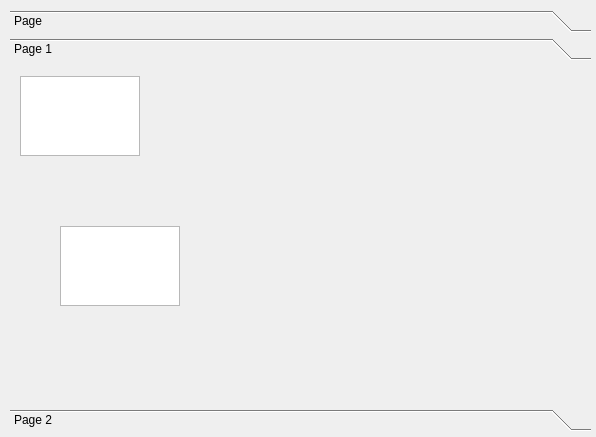
This is trunk/editor/fileOptions.ui in BackupTheBerlios/bbuilder-svn as Qt 5 draws it before an edit. The edited form follows.
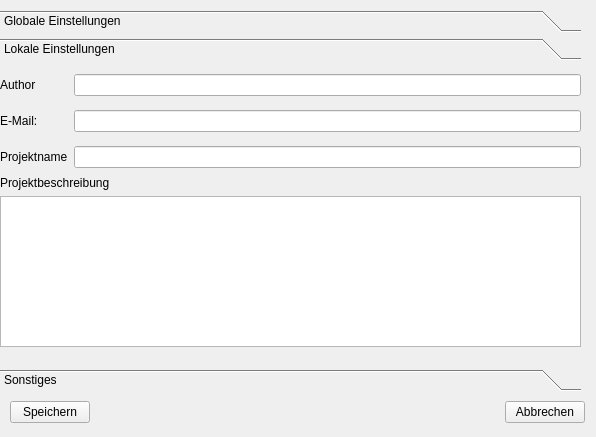
This is the edited form. The open tabs and pages were chosen to show the change.

Patch:
```diff
--- a/trunk/editor/fileOptions.ui
+++ b/trunk/editor/fileOptions.ui
@@ -15,13 +15,58 @@
   <property name="windowTitle" >
    <string>Form</string>
   </property>
-  <widget class="QToolBox" name="toolBox" >
+  <widget class="QWidget" name="" >
    <property name="geometry" >
     <rect>
      <x>10</x>
+     <y>400</y>
+     <width>575</width>
+     <height>25</height>
+    </rect>
+   </property>
+   <layout class="QHBoxLayout" >
+    <property name="margin" >
+     <number>0</number>
+    </property>
+    <property name="spacing" >
+     <number>6</number>
+    </property>
+    <item>
+     <widget class="QPushButton" name="buttonSave" >
+      <property name="text" >
+       <string>Speichern</string>
+      </property>
+     </widget>
+    </item>
+    <item>
+     <spacer>
+      <property name="orientation" >
+       <enum>Qt::Horizontal</enum>
+      </property>
+      <property name="sizeHint" >
+       <size>
+        <width>391</width>
+        <height>20</height>
+       </size>
+      </property>
+     </spacer>
+    </item>
+    <item>
+     <widget class="QPushButton" name="buttonClose" >
+      <property name="text" >
+       <string>Abbrechen</string>
+      </property>
+     </widget>
+    </item>
+   </layout>
+  </widget>
+  <widget class="QToolBox" name="toolBox" >
+   <property name="geometry" >
+    <rect>
+     <x>0</x>
      <y>10</y>
      <width>581</width>
-     <height>421</height>
+     <height>381</height>
     </rect>
    </property>
    <property name="currentIndex" >
@@ -37,44 +82,199 @@
      </rect>
     </property>
     <attribute name="label" >
-     <string>Page</string>
+     <string>Globale Einstellungen</string>
     </attribute>
-   </widget>
-   <widget class="QWidget" name="page" >
-    <property name="geometry" >
-     <rect>
-      <x>0</x>
-      <y>0</y>
-      <width>96</width>
-      <height>26</height>
-     </rect>
-    </property>
-    <attribute name="label" >
-     <string>Page 1</string>
-    </attribute>
-    <widget class="QListView" name="listView" >
-     <property name="geometry" >
-      <rect>
-       <x>50</x>
-       <y>160</y>
-       <width>120</width>
-       <height>80</height>
-      </rect>
-     </property>
-    </widget>
-    <widget class="QTreeView" name="treeView" >
+    <widget class="QWidget" name="" >
      <property name="geometry" >
       <rect>
        <x>10</x>
        <y>10</y>
-       <width>120</width>
-       <height>80</height>
+       <width>571</width>
+       <height>261</height>
       </rect>
      </property>
-     <property name="alternatingRowColors" >
-      <bool>true</bool>
+     <layout class="QGridLayout" >
+      <property name="margin" >
+       <number>0</number>
+      </property>
+      <property name="spacing" >
+       <number>6</number>
+      </property>
+      <item row="3" column="1" >
+       <widget class="QLineEdit" name="lineEdit_2_2_2" >
+        <property name="text" >
+         <string>#0000FF</string>
+        </property>
+       </widget>
+      </item>
+      <item row="2" column="1" >
+       <widget class="QLineEdit" name="lineEdit_2_2" >
+        <property name="text" >
+         <string>#0000FF</string>
+        </property>
+       </widget>
+      </item>
+      <item row="3" column="0" >
+       <widget class="QLabel" name="label_2_2_2" >
+        <property name="text" >
+         <string>&lt;html>&lt;head>&lt;meta name=&quot;qrichtext&quot; content=&quot;1&quot; />&lt;/head>&lt;body style=&quot; white-space: pre-wrap; font-family:Helvetica; font-weight:400; font-style:normal; text-decoration:none;&quot;>&lt;p style=&quot; margin-top:0px; margin-bottom:0px; margin-left:0px; margin-right:0px; -qt-block-indent:0; text-indent:0px;&quot;>Hintergrundfarbe:&lt;/p>&lt;/body>&lt;/html></string>
+        </property>
+       </widget>
+      </item>
+      <item row="1" column="2" >
+       <widget class="QToolButton" name="toolButton_2" >
+        <property name="text" >
+         <string>...</string>
+        </property>
+       </widget>
+      </item>
+      <item row="3" column="2" >
+       <widget class="QToolButton" name="toolButton_2_2_2" >
+        <property name="text" >
+         <string>...</string>
+        </property>
+       </widget>
+      </item>
+      <item row="1" column="0" >
+       <widget class="QLabel" name="label_2" >
+        <property name="text" >
+         <string>&lt;html>&lt;head>&lt;meta name=&quot;qrichtext&quot; content=&quot;1&quot; />&lt;/head>&lt;body style=&quot; white-space: pre-wrap; font-family:Helvetica; font-weight:400; font-style:normal; text-decoration:none;&quot;>&lt;p style=&quot; margin-top:0px; margin-bottom:0px; margin-left:0px; margin-right:0px; -qt-block-indent:0; text-indent:0px;&quot;>Linienfarbe:&lt;/p>&lt;/body>&lt;/html></string>
+        </property>
+       </widget>
+      </item>
+      <item row="0" column="2" >
+       <widget class="QToolButton" name="toolButton" >
+        <property name="text" >
+         <string>...</string>
+        </property>
+       </widget>
+      </item>
+      <item row="1" column="1" >
+       <widget class="QLineEdit" name="lineEdit_2" >
+        <property name="text" >
+         <string>#FF0000</string>
+        </property>
+       </widget>
+      </item>
+      <item row="0" column="1" >
+       <widget class="QLineEdit" name="lineEdit" >
+        <property name="text" >
+         <string>/home/%user%/workspace</string>
+        </property>
+       </widget>
+      </item>
+      <item row="0" column="0" >
+       <widget class="QLabel" name="label" >
+        <property name="text" >
+         <string>&lt;html>&lt;head>&lt;meta name=&quot;qrichtext&quot; content=&quot;1&quot; />&lt;/head>&lt;body style=&quot; white-space: pre-wrap; font-family:Helvetica; font-weight:400; font-style:normal; text-decoration:none;&quot;>&lt;p style=&quot; margin-top:0px; margin-bottom:0px; margin-left:0px; margin-right:0px; -qt-block-indent:0; text-indent:0px;&quot;>Standart Workspace:&lt;/p>&lt;/body>&lt;/html></string>
+        </property>
+       </widget>
+      </item>
+      <item row="2" column="2" >
+       <widget class="QToolButton" name="toolButton_2_2" >
+        <property name="text" >
+         <string>...</string>
+        </property>
+       </widget>
+      </item>
+      <item row="2" column="0" >
+       <widget class="QLabel" name="label_2_2" >
+        <property name="text" >
+         <string>&lt;html>&lt;head>&lt;meta name=&quot;qrichtext&quot; content=&quot;1&quot; />&lt;/head>&lt;body style=&quot; white-space: pre-wrap; font-family:Helvetica; font-weight:400; font-style:normal; text-decoration:none;&quot;>&lt;p style=&quot; margin-top:0px; margin-bottom:0px; margin-left:0px; margin-right:0px; -qt-block-indent:0; text-indent:0px;&quot;>Knotenfarbe:&lt;/p>&lt;/body>&lt;/html></string>
+        </property>
+       </widget>
+      </item>
+     </layout>
+    </widget>
+   </widget>
+   <widget class="QWidget" name="page" >
+    <property name="geometry" >
+     <rect>
+      <x>0</x>
+      <y>0</y>
+      <width>581</width>
+      <height>306</height>
+     </rect>
+    </property>
+    <attribute name="label" >
+     <string>Lokale Einstellungen</string>
+    </attribute>
+    <widget class="QWidget" name="" >
+     <property name="geometry" >
+      <rect>
+       <x>0</x>
+       <y>0</y>
+       <width>581</width>
+       <height>111</height>
+      </rect>
      </property>
+     <layout class="QGridLayout" >
+      <property name="margin" >
+       <number>0</number>
+      </property>
+      <property name="spacing" >
+       <number>6</number>
+      </property>
+      <item row="2" column="1" >
+       <widget class="QLineEdit" name="lineEdit_3_2_2" />
+      </item>
+      <item row="0" column="1" >
+       <widget class="QLineEdit" name="lineEdit_3" />
+      </item>
+      <item row="2" column="0" >
+       <widget class="QLabel" name="label_3_2_2" >
+        <property name="text" >
+         <string>&lt;html>&lt;head>&lt;meta name=&quot;qrichtext&quot; content=&quot;1&quot; />&lt;/head>&lt;body style=&quot; white-space: pre-wrap; font-family:Helvetica; font-weight:400; font-style:normal; text-decoration:none;&quot;>&lt;p style=&quot; margin-top:0px; margin-bottom:0px; margin-left:0px; margin-right:0px; -qt-block-indent:0; text-indent:0px;&quot;>Projektname&lt;/p>&lt;/body>&lt;/html></string>
+        </property>
+       </widget>
+      </item>
+      <item row="1" column="0" >
+       <widget class="QLabel" name="label_3_2" >
+        <property name="text" >
+         <string>&lt;html>&lt;head>&lt;meta name=&quot;qrichtext&quot; content=&quot;1&quot; />&lt;/head>&lt;body style=&quot; white-space: pre-wrap; font-family:Helvetica; font-weight:400; font-style:normal; text-decoration:none;&quot;>&lt;p style=&quot; margin-top:0px; margin-bottom:0px; margin-left:0px; margin-right:0px; -qt-block-indent:0; text-indent:0px;&quot;>E-Mail:&lt;/p>&lt;/body>&lt;/html></string>
+        </property>
+       </widget>
+      </item>
+      <item row="0" column="0" >
+       <widget class="QLabel" name="label_3" >
+        <property name="text" >
+         <string>&lt;html>&lt;head>&lt;meta name=&quot;qrichtext&quot; content=&quot;1&quot; />&lt;/head>&lt;body style=&quot; white-space: pre-wrap; font-family:Helvetica; font-weight:400; font-style:normal; text-decoration:none;&quot;>&lt;p style=&quot; margin-top:0px; margin-bottom:0px; margin-left:0px; margin-right:0px; -qt-block-indent:0; text-indent:0px;&quot;>Author&lt;/p>&lt;/body>&lt;/html></string>
+        </property>
+       </widget>
+      </item>
+      <item row="1" column="1" >
+       <widget class="QLineEdit" name="lineEdit_3_2" />
+      </item>
+     </layout>
     </widget>
+    <widget class="QWidget" name="" >
+     <property name="geometry" >
+      <rect>
+       <x>0</x>
+       <y>110</y>
+       <width>581</width>
+       <height>171</height>
+      </rect>
+     </property>
+     <layout class="QVBoxLayout" >
+      <property name="margin" >
+       <number>0</number>
+      </property>
+      <property name="spacing" >
+       <number>6</number>
+      </property>
+      <item>
+       <widget class="QLabel" name="label_3_2_2_2" >
+        <property name="text" >
+         <string>&lt;html>&lt;head>&lt;meta name=&quot;qrichtext&quot; content=&quot;1&quot; />&lt;/head>&lt;body style=&quot; white-space: pre-wrap; font-family:Helvetica; font-weight:400; font-style:normal; text-decoration:none;&quot;>&lt;p style=&quot; margin-top:0px; margin-bottom:0px; margin-left:0px; margin-right:0px; -qt-block-indent:0; text-indent:0px;&quot;>Projektbeschreibung&lt;/p>&lt;/body>&lt;/html></string>
+        </property>
+       </widget>
+      </item>
+      <item>
+       <widget class="QTextEdit" name="textEdit" />
+      </item>
+     </layout>
+    </widget>
    </widget>
    <widget class="QWidget" name="page" >
     <property name="geometry" >
@@ -82,11 +282,11 @@
       <x>0</x>
       <y>0</y>
       <width>581</width>
-      <height>322</height>
+      <height>306</height>
      </rect>
     </property>
     <attribute name="label" >
-     <string>Page 2</string>
+     <string>Sonstiges</string>
     </attribute>
    </widget>
   </widget>
```
Left out of the diff: 39 changed lines with no effect on the pictures.
